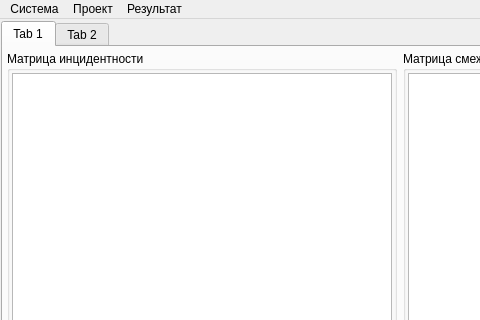
Old version of the form mainwindow.ui in the repository CreatorBooMGit/BFS; both pictures show x 0 to 480 and y 0 to 320 of the 800 by 600 pixel window.
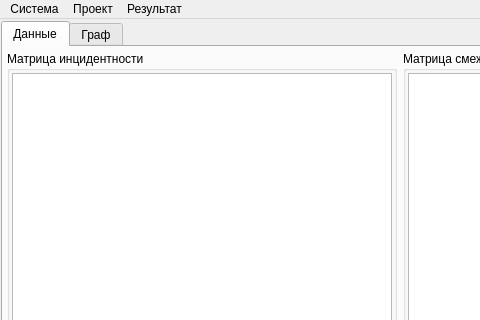
New version of the form. Icons and pictures are not drawn.

```diff
--- a/mainwindow.ui
+++ b/mainwindow.ui
@@ -34,7 +34,7 @@
       </property>
       <widget class="QWidget" name="data">
        <attribute name="title">
-        <string>Tab 1</string>
+        <string>Данные</string>
        </attribute>
        <layout class="QGridLayout" name="gridLayout_6" rowstretch="3,2">
         <property name="leftMargin">
@@ -259,7 +259,7 @@
       </widget>
       <widget class="QWidget" name="graph">
        <attribute name="title">
-        <string>Tab 2</string>
+        <string>Граф</string>
        </attribute>
        <layout class="QGridLayout" name="gridLayout_2">
         <property name="sizeConstraint">
```
Left out of the diff: 12 changed lines with no effect on the pictures.
